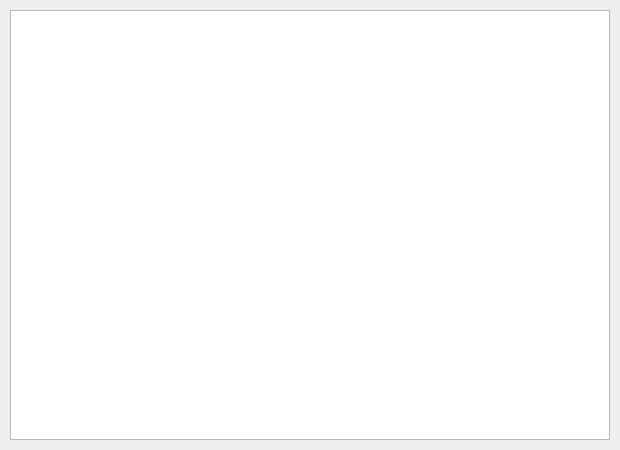
The window that Client/chatwindow.ui (flyjay123/OurChat) describes before a commit, drawn with Qt 5.
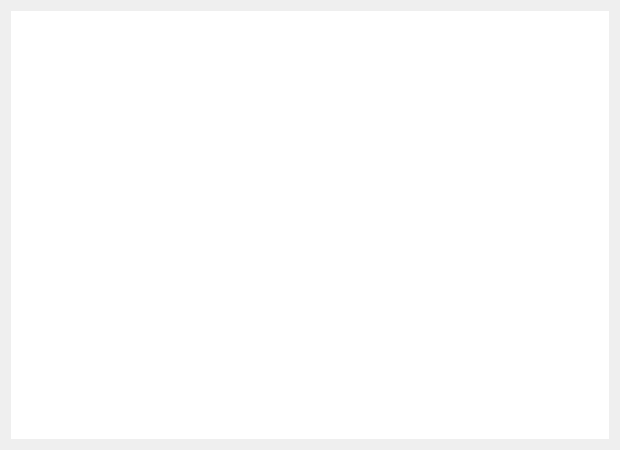
The same window after the commit.

```diff
--- a/Client/chatwindow.ui
+++ b/Client/chatwindow.ui
@@ -16,18 +16,12 @@
   <property name="windowTitle">
    <string>Form</string>
   </property>
+  <layout class="QGridLayout" name="gridLayout">
+   <item row="0" column="0">
   <widget class="QTextBrowser" name="textEdit">
    <property name="enabled">
     <bool>true</bool>
    </property>
-   <property name="geometry">
-    <rect>
-     <x>10</x>
-     <y>10</y>
-     <width>600</width>
-     <height>430</height>
-    </rect>
-   </property>
    <property name="styleSheet">
     <string notr="true">QScrollBar:vertical {
     border: none;
@@ -48,7 +42,12 @@
 }
 </string>
    </property>
-  </widget>
+     <property name="frameShape">
+      <enum>QFrame::NoFrame</enum>
+     </property>
+    </widget>
+   </item>
+  </layout>
  </widget>
  <resources/>
  <connections/>
```
Lines whose indentation alone changed are shown as unchanged.
